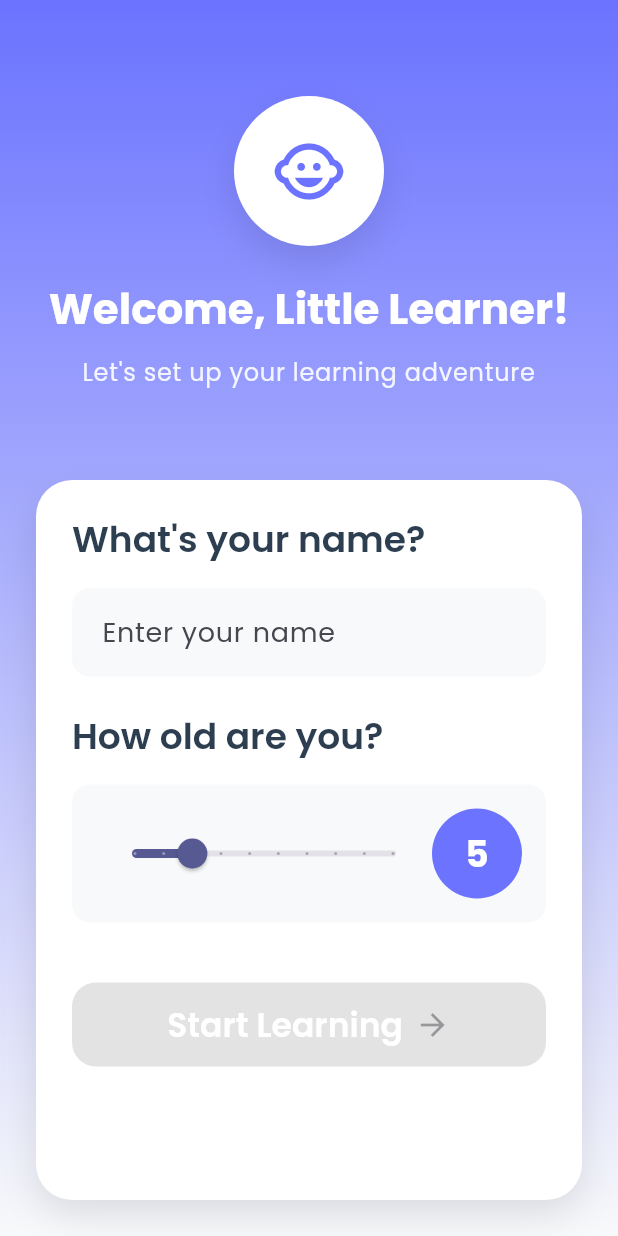
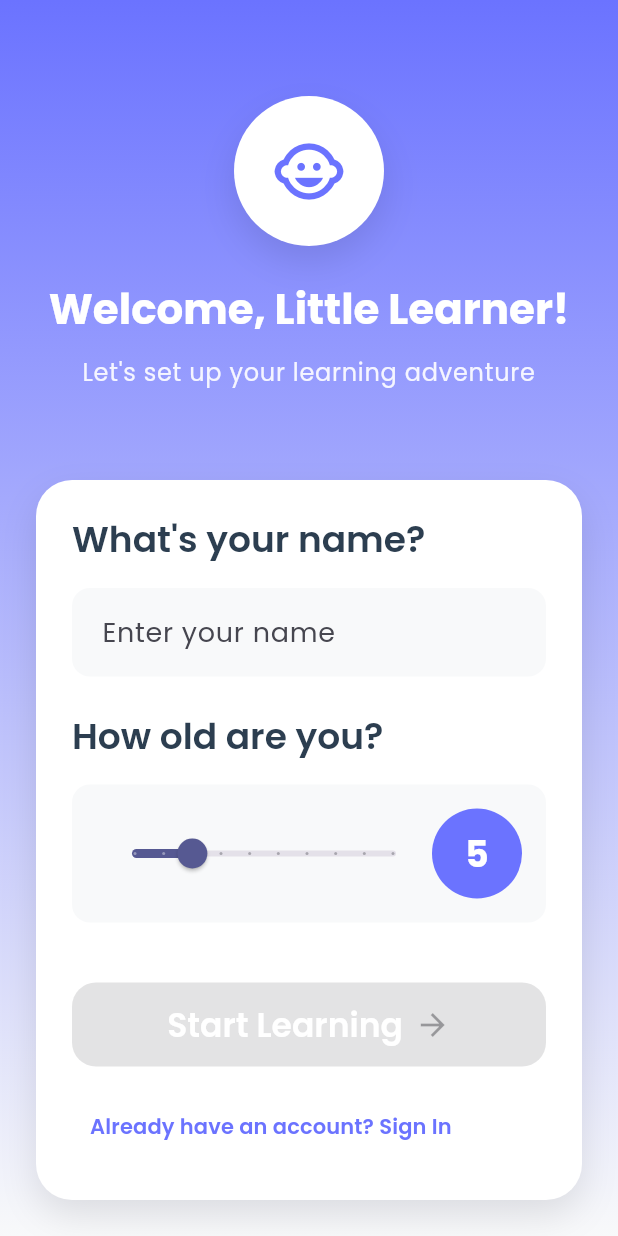
Before and after one commit to prasadsanap8149/little_learner_academy, a Flutter app: the WelcomeScreen screen opened directly, on a phone screen of 412 x 824 dp. Run offline on Flutter 3.47's test engine with Material 3 defaults, Android fonts, the light colour scheme and no system bars; our stand-ins replace audioplayers, cloud_firestore, firebase_auth, firebase_core, flutter_secure_storage, google_fonts and 3 more; missing offline and left inert: encrypt; accounts and stored records are empty.

Commit message:
Update welcome_screen.dart

```diff
--- a/lib/screens/welcome_screen.dart
+++ b/lib/screens/welcome_screen.dart
@@ -2,6 +2,7 @@ import 'package:flutter/material.dart';
 import 'package:provider/provider.dart';
 import '../services/game_provider.dart';
 import 'home_screen.dart';
+import 'login_screen.dart';
 
 class WelcomeScreen extends StatefulWidget {
   const WelcomeScreen({super.key});
@@ -376,12 +377,26 @@ class _WelcomeScreenState extends State<WelcomeScreen>
                                                 ?.copyWith(
                                                   color: Colors.white,
                                                   fontWeight: FontWeight.w600,
-                                                ),
-                                          ),
+                                                ),                                  ),
                                   const SizedBox(width: 8),
                                   const Icon(Icons.arrow_forward,
                                               size: 24),
                                 ],
+                              ),
+                            ),
+                          ),
+                          const SizedBox(height: 16),
+                          TextButton(
+                            onPressed: () {
+                              Navigator.of(context).pushReplacement(
+                                MaterialPageRoute(builder: (context) => const LoginScreen()),
+                              );
+                            },
+                            child: const Text(
+                              'Already have an account? Sign In',
+                              style: TextStyle(
+                                color: Color(0xFF6B73FF),
+                                fontWeight: FontWeight.w600,
                               ),
                             ),
                           ),
```
Lines whose indentation alone changed are shown as unchanged.
